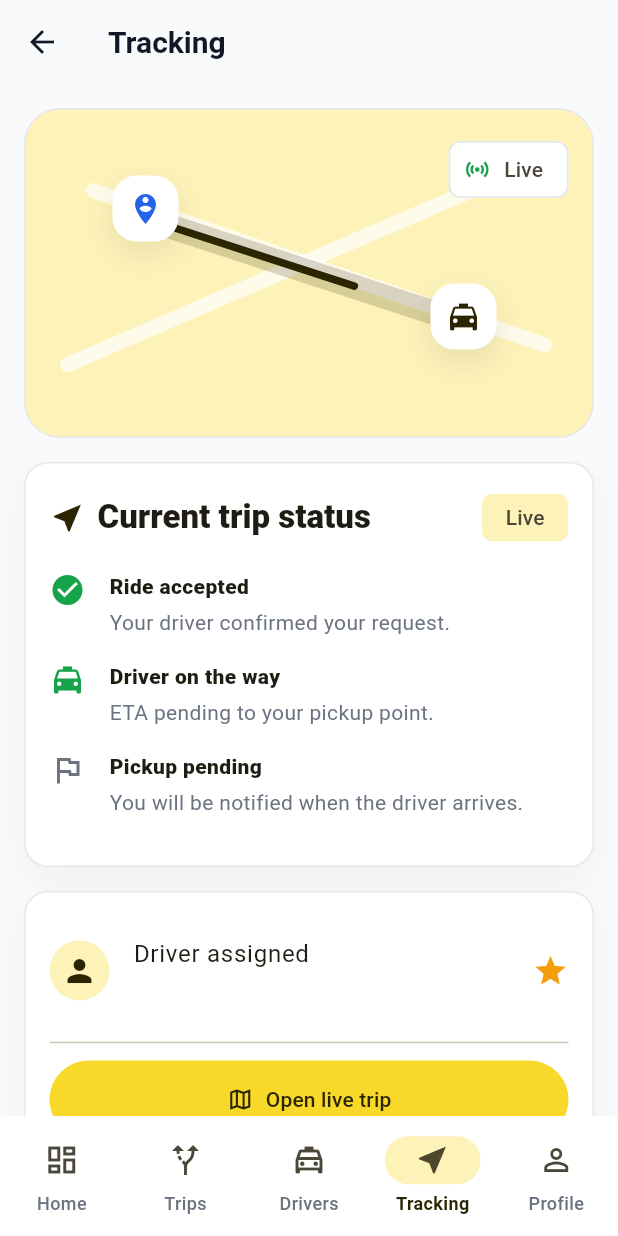
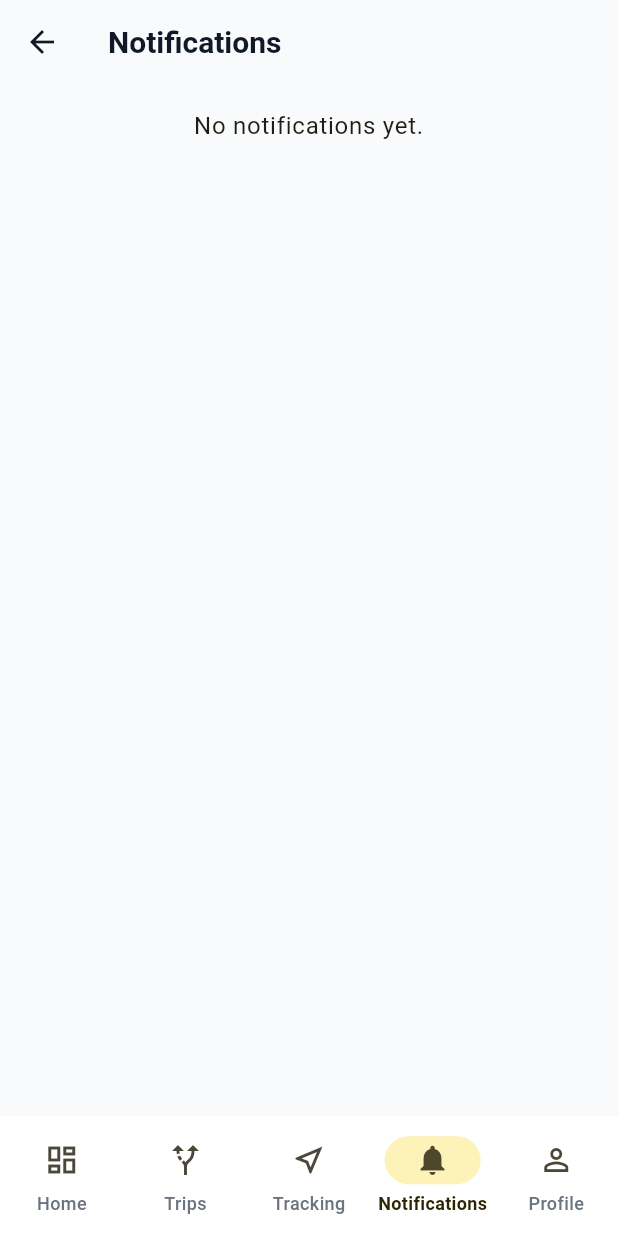
Before and after one commit to MbahLesky/Taximan, a Flutter app: the BottomNavShell screen opened directly with empty values, item 4 of the bottom bar chosen, on a phone screen of 412 x 824 dp. Run offline on Flutter 3.47's test engine with Material 3 defaults, Android fonts, the phone set to English and light mode, and no system bars; drawn by our look-alikes of toastification; our stand-ins replace cloud_firestore, connectivity_plus, file_picker, firebase_auth, firebase_core, firebase_storage and 4 more; accounts and stored records are empty.

Commit message:
feat: Update bottom navigation and add saved drivers option in profile screen

```diff
--- a/taximan_passenger/lib/features/account/presentation/screens/passenger_drivers_screen.dart
+++ b/taximan_passenger/lib/features/account/presentation/screens/passenger_drivers_screen.dart
@@ -18,7 +18,7 @@ class PassengerDriversScreen extends ConsumerWidget {
     final drivers = ref.watch(availableDriversProvider);
 
     return BottomNavShell(
-      currentIndex: 2,
+      currentIndex: 4,
       title: 'Drivers',
       child: SafeArea(
         child: ListView(
--- a/taximan_passenger/lib/features/account/presentation/screens/passenger_tracking_screen.dart
+++ b/taximan_passenger/lib/features/account/presentation/screens/passenger_tracking_screen.dart
@@ -22,7 +22,7 @@ class PassengerTrackingScreen extends ConsumerWidget {
         : ref.watch(driverStreamProvider(driverId)).valueOrNull;
 
     return BottomNavShell(
-      currentIndex: 3,
+      currentIndex: 2,
       title: 'Tracking',
       child: SafeArea(
         child: ListView(
--- a/taximan_passenger/lib/features/account/presentation/screens/settings_screen.dart
+++ b/taximan_passenger/lib/features/account/presentation/screens/settings_screen.dart
@@ -13,7 +13,7 @@ class SettingsScreen extends StatelessWidget {
   @override
   Widget build(BuildContext context) {
     return BottomNavShell(
-      currentIndex: 3,
+      currentIndex: 4,
       title: 'Settings',
       child: SafeArea(
         child: ListView(
--- a/taximan_passenger/lib/features/notifications/presentation/screens/notification_center_screen.dart
+++ b/taximan_passenger/lib/features/notifications/presentation/screens/notification_center_screen.dart
@@ -4,6 +4,7 @@ import 'package:go_router/go_router.dart';
 
 import '../../../../core/constants/app_colors.dart';
 import '../../../../core/utils/app_spacing.dart';
+import '../../../../shared/widgets/bottom_nav_shell.dart';
 import '../../../notifications/application/providers/notification_state_provider.dart';
 import '../../../../shared/models/notification_record.dart';
 
@@ -16,42 +17,42 @@ class NotificationCenterScreen extends ConsumerWidget {
     final notifications = notificationState.notifications;
     final hasUnread = notificationState.unreadCount > 0;
 
-    return Scaffold(
-      appBar: AppBar(
-        title: const Text('Notifications'),
-        actions: [
-          TextButton(
-            onPressed: hasUnread
-                ? () {
-                    ref
-                        .read(notificationStateProvider.notifier)
-                        .markAllAsRead();
-                  }
-                : null,
-            child: Text(
-              'Mark all read',
-              style: TextStyle(
-                color: !hasUnread
-                    ? Theme.of(context).disabledColor
-                    : Theme.of(context).colorScheme.primary,
+    return BottomNavShell(
+      currentIndex: 3,
+      title: 'Notifications',
+      child: SafeArea(
+        child: ListView(
+          padding: const EdgeInsets.all(AppSpacing.md),
+          children: [
+            if (hasUnread)
+              Padding(
+                padding: const EdgeInsets.only(bottom: AppSpacing.md),
+                child: Align(
+                  alignment: Alignment.centerRight,
+                  child: TextButton(
+                    onPressed: () {
+                      ref
+                          .read(notificationStateProvider.notifier)
+                          .markAllAsRead();
+                    },
+                    child: const Text('Mark all read'),
+                  ),
+                ),
               ),
-            ),
-          ),
-        ],
-      ),
-      body: Padding(
-        padding: const EdgeInsets.all(AppSpacing.md),
-        child: notificationState.isLoading && notifications.isEmpty
-            ? const Center(child: CircularProgressIndicator())
-            : notifications.isEmpty
-            ? Center(
+            if (notificationState.isLoading && notifications.isEmpty)
+              const Center(child: CircularProgressIndicator())
+            else if (notifications.isEmpty)
+              Center(
                 child: Text(
                   notificationState.errorMessage ?? 'No notifications yet.',
                   style: Theme.of(context).textTheme.bodyLarge,
                   textAlign: TextAlign.center,
                 ),
               )
-            : ListView.separated(
+            else
+              ListView.separated(
+                shrinkWrap: true,
+                physics: const NeverScrollableScrollPhysics(),
                 itemCount:
                     notifications.length +
                     (notificationState.errorMessage == null ? 0 : 1),
@@ -102,6 +103,8 @@ class NotificationCenterScreen extends ConsumerWidget {
                   );
                 },
               ),
+          ],
+        ),
       ),
     );
   }
--- a/taximan_passenger/lib/shared/widgets/bottom_nav_shell.dart
+++ b/taximan_passenger/lib/shared/widgets/bottom_nav_shell.dart
@@ -44,10 +44,10 @@ class BottomNavShell extends StatelessWidget {
               context.go('/trips');
               break;
             case 2:
-              context.go('/saved-drivers');
+              context.go('/tracking');
               break;
             case 3:
-              context.go('/tracking');
+              context.go('/notifications');
               break;
             case 4:
               context.go('/profile');
@@ -66,14 +66,14 @@ class BottomNavShell extends StatelessWidget {
             label: 'Trips',
           ),
           NavigationDestination(
-            icon: Icon(Icons.local_taxi_outlined),
-            selectedIcon: Icon(Icons.local_taxi),
-            label: 'Drivers',
-          ),
-          NavigationDestination(
             icon: Icon(Icons.near_me_outlined),
             selectedIcon: Icon(Icons.near_me),
             label: 'Tracking',
+          ),
+          NavigationDestination(
+            icon: Icon(Icons.notifications_outlined),
+            selectedIcon: Icon(Icons.notifications),
+            label: 'Notifications',
           ),
           NavigationDestination(
             icon: Icon(Icons.person_outline),
```
Also changed, not shown: taximan_passenger/lib/features/account/presentation/screens/passenger_profile_screen.dart (+14 -0 lines).
